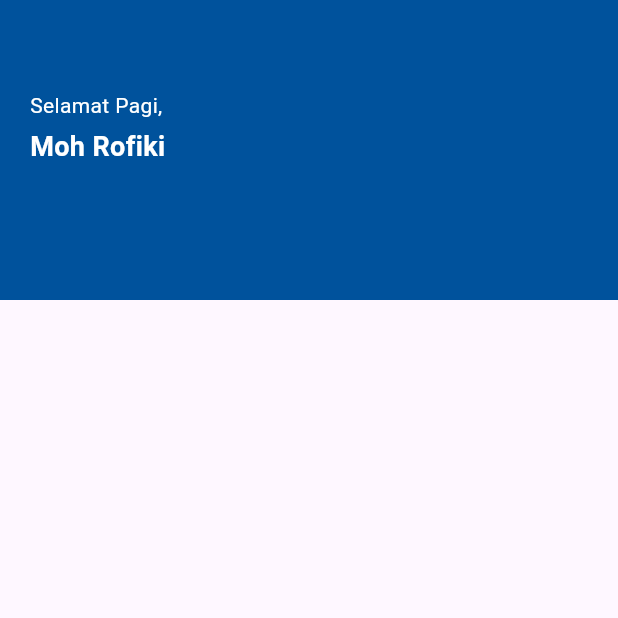
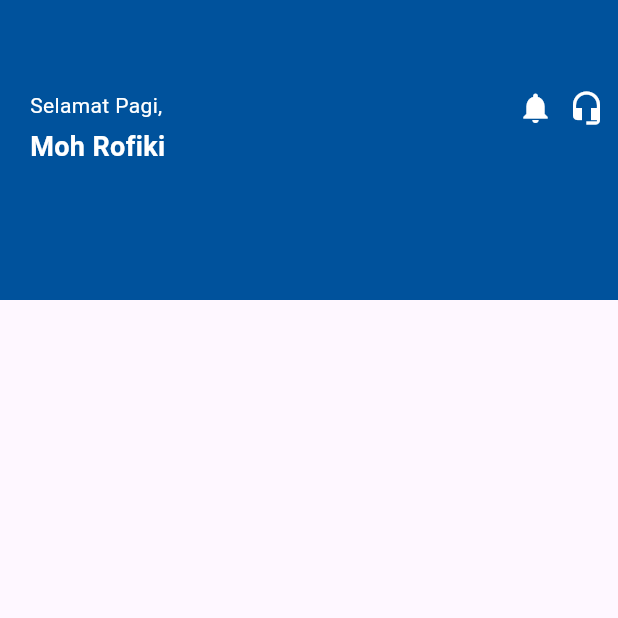
Before and after one commit to fikimlro95-ops/uts-mp-moh-rofiki, a Flutter app: the screen it shows after launch, on a phone screen of 412 x 824 dp, the top half of it. Run offline on Flutter 3.47's test engine with Material 3 defaults, Android fonts, the phone set to English and light mode, and no system bars.

Commit message:
menambah icon notif dan cs sejajar dengan text

```diff
--- a/lib/main.dart
+++ b/lib/main.dart
@@ -20,7 +20,14 @@ class BRImoApp extends StatelessWidget {
               height: 200,
               color: const Color(0xFF00529C),
               padding: const EdgeInsets.only(top: 60, left: 20),
-              child: Column(
+
+           child: Row(
+            crossAxisAlignment: CrossAxisAlignment.start,
+            mainAxisAlignment: MainAxisAlignment.spaceBetween,
+            children: [
+
+
+              Column(
                 crossAxisAlignment: CrossAxisAlignment.start,
                 children: const [
                   Text(
@@ -41,6 +48,22 @@ class BRImoApp extends StatelessWidget {
                   ),
                 ],
               ),
+
+              //ICON NOTIF DAN CS
+                 Row(
+                  children: const[
+                    const Icon(Icons.notifications,color: Colors.white,),
+                      SizedBox(width: 10),
+                    const Icon(Icons.headset_mic,color: Colors.white,),
+                      SizedBox(width: 9),
+
+                      ],
+                     ),
+
+
+                ],
+              ),
+
             ),
 
 
```
